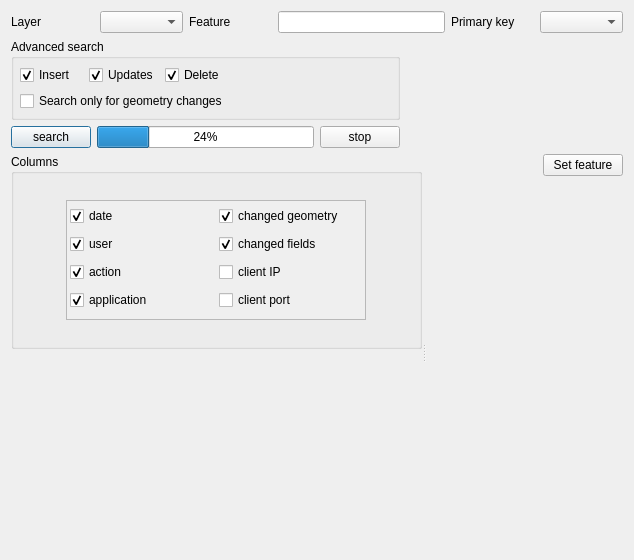
Qt form ui/ui_showhistory.ui (3nids/postgres91plusauditor) before a commit.
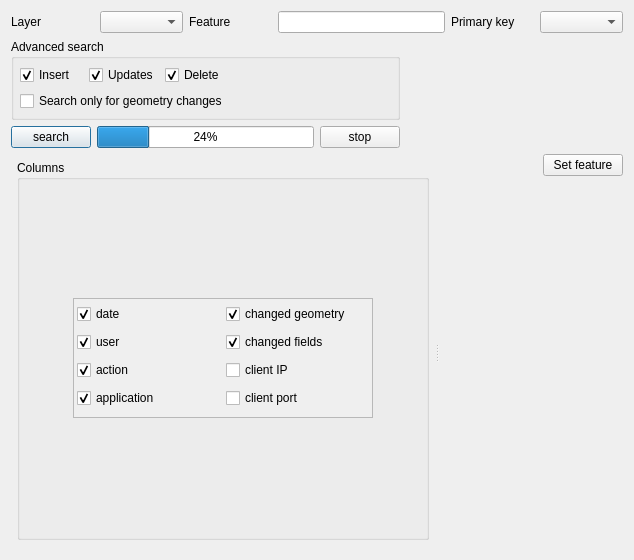
The same form after that commit. Custom widgets are drawn as their Qt base class.

Commit message: tables (looged actions and difference viewer) are correctly displayed

Diff of the .ui file:
```diff
--- a/ui/ui_showhistory.ui
+++ b/ui/ui_showhistory.ui
@@ -175,19 +175,19 @@
    </item>
    <item row="4" column="0" colspan="4">
     <widget class="QSplitter" name="splitter">
+     <property name="orientation">
+      <enum>Qt::Horizontal</enum>
+     </property>
      <widget class="QWidget" name="historyPanel" native="true">
       <layout class="QGridLayout" name="gridLayout_4">
        <property name="margin">
-        <number>0</number>
+        <number>6</number>
        </property>
-       <item row="2" column="0">
+       <property name="spacing">
+        <number>3</number>
+       </property>
+       <item row="0" column="0">
         <widget class="QgsCollapsibleGroupBoxBasic" name="groupBox">
-         <property name="sizePolicy">
-          <sizepolicy hsizetype="Preferred" vsizetype="Preferred">
-           <horstretch>0</horstretch>
-           <verstretch>0</verstretch>
-          </sizepolicy>
-         </property>
          <property name="title">
           <string>Columns</string>
          </property>
@@ -197,18 +197,9 @@
          <property name="collapsed" stdset="0">
           <bool>true</bool>
          </property>
-         <layout class="QGridLayout" name="gridLayout_7">
-          <property name="margin">
-           <number>3</number>
-          </property>
+         <layout class="QGridLayout" name="gridLayout_2">
           <item row="0" column="0">
            <widget class="QScrollArea" name="scrollArea">
-            <property name="sizePolicy">
-             <sizepolicy hsizetype="Preferred" vsizetype="Preferred">
-              <horstretch>0</horstretch>
-              <verstretch>0</verstretch>
-             </sizepolicy>
-            </property>
             <property name="maximumSize">
              <size>
               <width>300</width>
@@ -230,12 +221,6 @@
                <height>118</height>
               </rect>
              </property>
-             <property name="sizePolicy">
-              <sizepolicy hsizetype="Preferred" vsizetype="Preferred">
-               <horstretch>0</horstretch>
-               <verstretch>0</verstretch>
-              </sizepolicy>
-             </property>
              <layout class="QGridLayout" name="gridLayout_9">
               <property name="margin">
                <number>3</number>
@@ -321,17 +306,8 @@
          </layout>
         </widget>
        </item>
-       <item row="3" column="0">
-        <widget class="QWidget" name="loggedActionsWidget" native="true">
-         <layout class="QGridLayout" name="gridLayout_2">
-          <property name="horizontalSpacing">
-           <number>3</number>
-          </property>
-          <property name="margin">
-           <number>3</number>
-          </property>
-         </layout>
-        </widget>
+       <item row="1" column="0">
+        <widget class="QWidget" name="loggedActionsWidget" native="true"/>
        </item>
       </layout>
      </widget>
@@ -364,13 +340,7 @@
         </widget>
        </item>
        <item row="1" column="0" colspan="3">
-        <widget class="QWidget" name="differenceViewerWidget" native="true">
-         <layout class="QGridLayout" name="gridLayout_3">
-          <property name="margin">
-           <number>0</number>
-          </property>
-         </layout>
-        </widget>
+        <widget class="QWidget" name="differenceViewerWidget" native="true"/>
        </item>
       </layout>
      </widget>
```
The commit also changes 6 other files.
